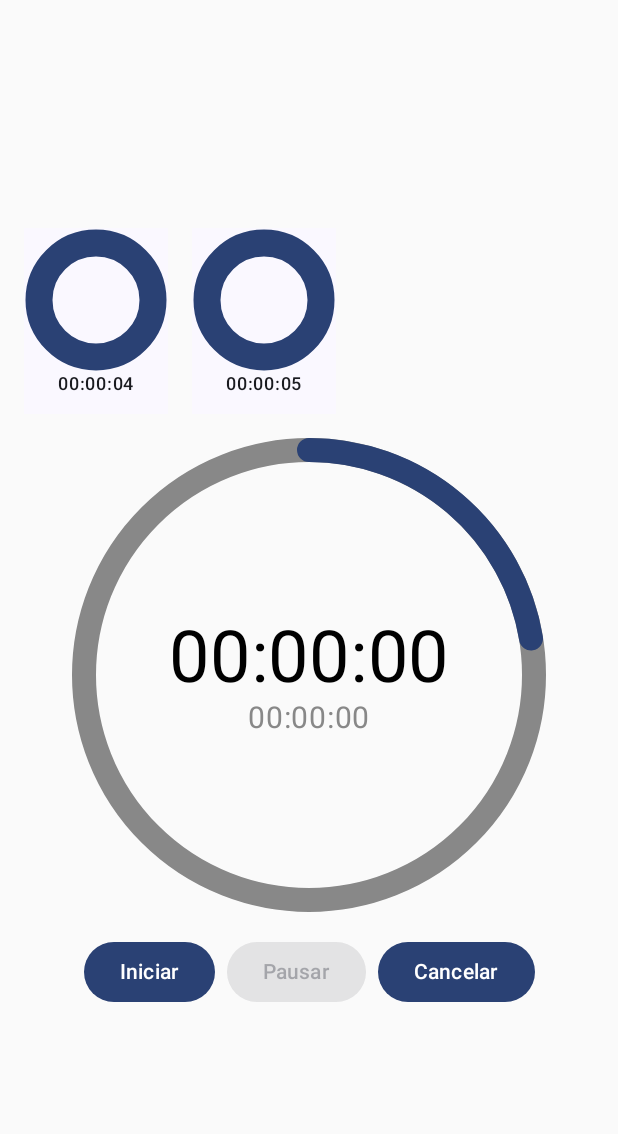
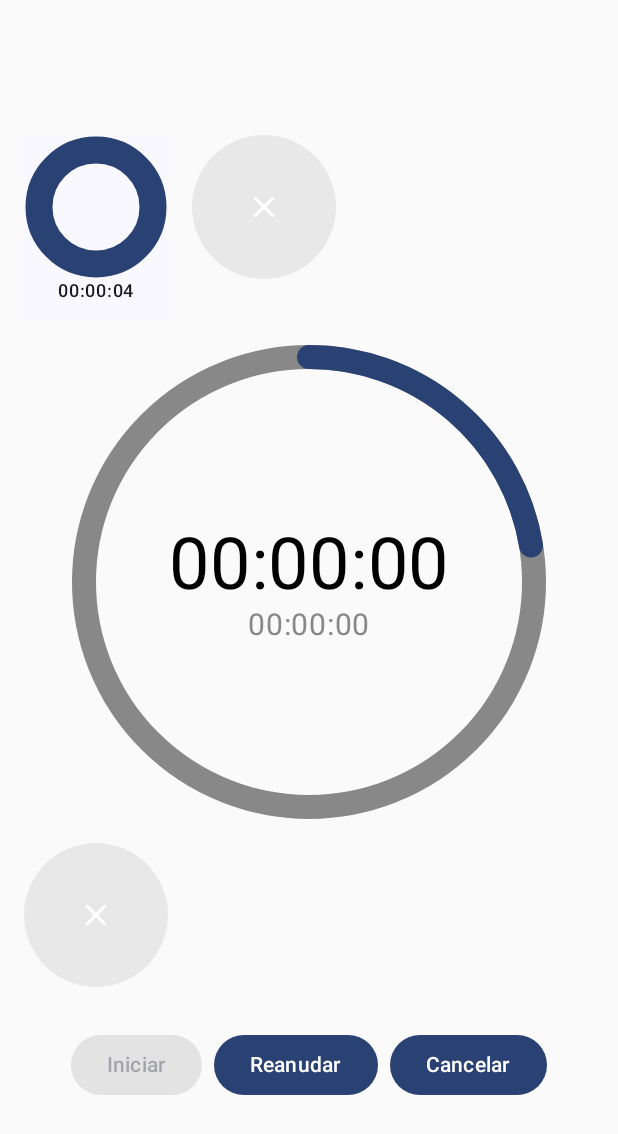
Before and after one commit to Lejomarti/MiniTimersApp, an Android app built with Jetpack Compose: the screen it shows after launch (MainActivity), after a tap on "Pausar", on a phone screen of 412 x 824 dp. Shown: the top 1134 px of the screen. Run offline under Robolectric (Android 15) with nearby library versions, the phone set to English and light mode, and no system bars; 1 other tap on this screen came first.

Commit message:
MiniTimerScreen's bug was fixed The pause button now can change between Pause and Resume. The start button will be enabled until the user cancels the timer. New button added in the end of the carousel but without any interaction yey

```diff
--- a/app/src/main/java/com/alejo/minitimers/data/TimersList.kt
+++ b/app/src/main/java/com/alejo/minitimers/data/TimersList.kt
@@ -9,5 +9,5 @@ val timersList = listOf(
     Timer(4_000L),
 //    Timer(10_000L),
 //    Timer(15_000L),
-    Timer(5_000L),
+//    Timer(5_000L),
 )
--- a/app/src/main/java/com/alejo/minitimers/ui/MiniTimerScreen.kt
+++ b/app/src/main/java/com/alejo/minitimers/ui/MiniTimerScreen.kt
@@ -26,6 +26,7 @@ fun MiniTimerScreen(
     var wasInitialized by remember { mutableStateOf(false) }
     var timeRemaining by remember { mutableStateOf(0L) }
     var isRunning by remember { mutableStateOf(false) }
+    var isPaused by remember { mutableStateOf(false) }
     var countDownTimer: CountDownTimer? by remember { mutableStateOf(null) }
 
     val upperList = remember { mutableStateListOf(*timersList.toTypedArray()) }
@@ -46,26 +47,19 @@ fun MiniTimerScreen(
         }
     }
 
-//    fun pauseTimer() {
-//        countDownTimer?.cancel()
-//        countDownTimer = null
-//        isRunning = false
-//    }
-
 
     fun startTimer() {
+        val interval = if (timeRemaining <= 300_000L) 40L else 1000L
+
         if (countDownTimer == null && upperList.isNotEmpty()) {
             wasInitialized = true
             currentTimer = upperList.first() // Tomar el primer valor de upperList
             timeRemaining = currentTimer!!.time // Asignar el tiempo del temporizador actual
             upperList.removeAt(0)
 
-            val interval = if (timeRemaining <= 300_000L) 40L else 1000L
-
             countDownTimer = object : CountDownTimer(timeRemaining, interval) {
                 override fun onTick(millisUntilFinished: Long) {
                     timeRemaining = millisUntilFinished
-                    Log.d("alejoIsTalking","Current Value: $timeRemaining")
                 }
 
                 override fun onFinish() {
@@ -84,15 +78,42 @@ fun MiniTimerScreen(
                 }
             }.start()
             isRunning = true
-
+            isPaused = false
         }
     }
 
-    // Función para pausar el temporizador
     fun pauseTimer() {
         countDownTimer?.cancel()
-        countDownTimer = null
+//        countDownTimer = null
         isRunning = false
+        isPaused = true
+    }
+
+    fun resumeTimer() {
+        if (timeRemaining > 0) {
+            val interval = if (timeRemaining <= 300_000L) 40L else 1000L
+
+            countDownTimer = object : CountDownTimer(timeRemaining, interval) {
+                override fun onTick(millisUntilFinished: Long) {
+                    timeRemaining = millisUntilFinished
+                }
+
+                override fun onFinish() {
+                    if (upperList.isNotEmpty()) {
+                        countDownTimer = null
+                        onTimerFinish()
+                        startTimer()
+                    } else if (upperList.isEmpty() && (timeRemaining < 100)) {
+                        timeRemaining = 0L
+                        isRunning = false
+                        onTimerFinish()
+                        Log.d("alejoIsTalking", "Esto se llama solo si ya se acaba la lista")
+                    }
+                }
+            }.start()
+            isRunning = true
+            isPaused = false // Cambia a estado de ejecución
+        }
     }
 
     // Función para cancelar el temporizador
@@ -101,6 +122,7 @@ fun MiniTimerScreen(
         countDownTimer = null
         timeRemaining = 0L
         isRunning = false
+        isPaused = false
         wasInitialized = false
         resetLists()
     }
@@ -114,7 +136,7 @@ fun MiniTimerScreen(
         verticalArrangement = Arrangement.Center
     ) {
         //primer carousel
-        TimersCarousel(timers = upperList, MaterialTheme.colorScheme.primary)
+        TimersCarousel(timers = upperList, MaterialTheme.colorScheme.primary, enabled = true)
         Spacer(modifier = Modifier.height(24.dp))
 
         TimerRing(
@@ -129,25 +151,30 @@ fun MiniTimerScreen(
         Spacer(modifier = Modifier.height(24.dp))
 
         //segundo carousel
-        TimersCarousel(timers = lowerList, color = Color.LightGray)
+        TimersCarousel(timers = lowerList, color = Color.LightGray,enabled = false)
 
         Row(horizontalArrangement = Arrangement.spacedBy(8.dp)) {
             Button(
                 onClick = {
-                    if (!isRunning) startTimer()
+                    if (!isRunning && !isPaused) startTimer()
                 },
-                enabled = !isRunning
+                enabled = !wasInitialized
             ) {
                 Text(text = "Iniciar")
             }
 
             Button(
                 onClick = {
-                    if (isRunning) pauseTimer()
+                    if (isPaused) {
+                        resumeTimer() // Llama a reanudar si está pausado
+                    }
+                    else {
+                        pauseTimer() // Pausa si está en ejecución
+                    }
                 },
-                enabled = isRunning
+                enabled = isRunning || isPaused
             ) {
-                Text(text = "Pausar")
+                Text(text = if (isPaused) "Reanudar" else "Pausar")
             }
 
             Button(onClick = { cancelTimer() }) {
--- a/app/src/main/java/com/alejo/minitimers/ui/TimersCarousel.kt
+++ b/app/src/main/java/com/alejo/minitimers/ui/TimersCarousel.kt
@@ -1,9 +1,17 @@
 package com.alejo.minitimers.ui
 
 import androidx.compose.foundation.Canvas
+import androidx.compose.foundation.background
+import androidx.compose.foundation.border
 import androidx.compose.foundation.layout.*
 import androidx.compose.foundation.lazy.LazyRow
 import androidx.compose.foundation.lazy.items
+import androidx.compose.foundation.shape.CircleShape
+import androidx.compose.material.icons.Icons
+import androidx.compose.material.icons.filled.Add
+import androidx.compose.material.icons.filled.Clear
+import androidx.compose.material3.Icon
+import androidx.compose.material3.IconButton
 import androidx.compose.material3.MaterialTheme
 import androidx.compose.material3.Surface
 import androidx.compose.material3.Text
@@ -18,32 +26,42 @@ import com.alejo.minitimers.data.Timer
 import com.alejo.minitimers.data.timersList
 import com.alejo.minitimers.ui.theme.MiniTimersTheme
 
+fun onAddClick() {
+    TODO("Not yet implemented")
+}
+
 @Composable
-fun TimersCarousel(timers: List<Timer>, color: Color) {
+fun TimersCarousel(timers: List<Timer>, color: Color, enabled: Boolean) {
     LazyRow(
         horizontalArrangement = Arrangement.spacedBy(16.dp),
         modifier = Modifier.fillMaxWidth()
     ) {
 
         items(timers) { timer ->
-            TimerCard(timeText = timer.time,color = color)
-
+            TimerCard(timeText = timer.time, color = color)
+        }
+        item {
+            PlusIcon(enabled = false)
         }
     }
 }
 
 @Composable
-fun TimerCard(timeText: Long,color: Color) {
+fun TimerCard(timeText: Long, color: Color) {
 
-    Surface(modifier = Modifier
-        .height(124.dp)
-        .width(96.dp)) {
-        Column (
+    Surface(
+        modifier = Modifier
+            .height(124.dp)
+            .width(96.dp)
+    ) {
+        Column(
             horizontalAlignment = Alignment.CenterHorizontally
         ) {
             Box(
                 contentAlignment = Alignment.Center,
-                modifier = Modifier.size(96.dp).padding(10.dp)
+                modifier = Modifier
+                    .size(96.dp)
+                    .padding(10.dp)
             ) {
                 Canvas(modifier = Modifier.fillMaxSize()) {
                     // Anillo de color sólido
@@ -64,10 +82,54 @@ fun TimerCard(timeText: Long,color: Color) {
     }
 }
 
+
+@Composable
+fun PlusIcon(enabled: Boolean) {
+    if (enabled) {
+        IconButton(
+            onClick = { onAddClick() }, // Acción para añadir temporizador
+            modifier = Modifier
+                .size(96.dp)
+                .background(Color.Gray, CircleShape)
+        ) {
+            Icon(
+                imageVector = Icons.Default.Add,
+                contentDescription = "Add Timer",
+                tint = Color.White
+            )
+        }
+    } else {
+        Box(
+            modifier = Modifier
+                .height(124.dp)
+                .width(96.dp)
+        ) {
+            Box(
+                modifier = Modifier
+                    .size(96.dp)
+                    .background(Color.LightGray.copy(alpha = 0.4f), CircleShape),
+                contentAlignment = Alignment.Center
+            ) {
+                // Mostrar un anillo sin funcionalidad
+                Icon(
+                    imageVector = Icons.Default.Clear,
+                    contentDescription = "Add Timer",
+                    tint = Color.White
+                )
+            }
+        }
+    }
+}
+
+
 @Preview(showBackground = true)
 @Composable
 fun MinitimersCarouselPreview() {
     MiniTimersTheme {
-        TimersCarousel(timers = timersList,color = MaterialTheme.colorScheme.primary)
+        TimersCarousel(
+            timers = timersList,
+            color = MaterialTheme.colorScheme.primary,
+            enabled = true
+        )
     }
 }
```
